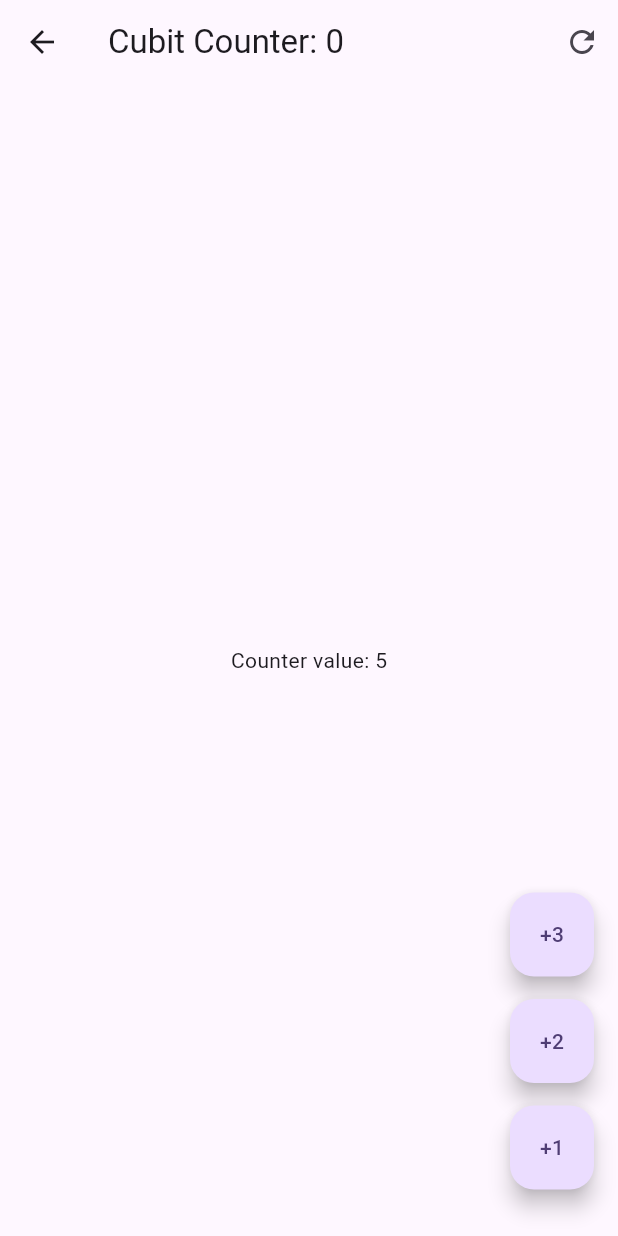
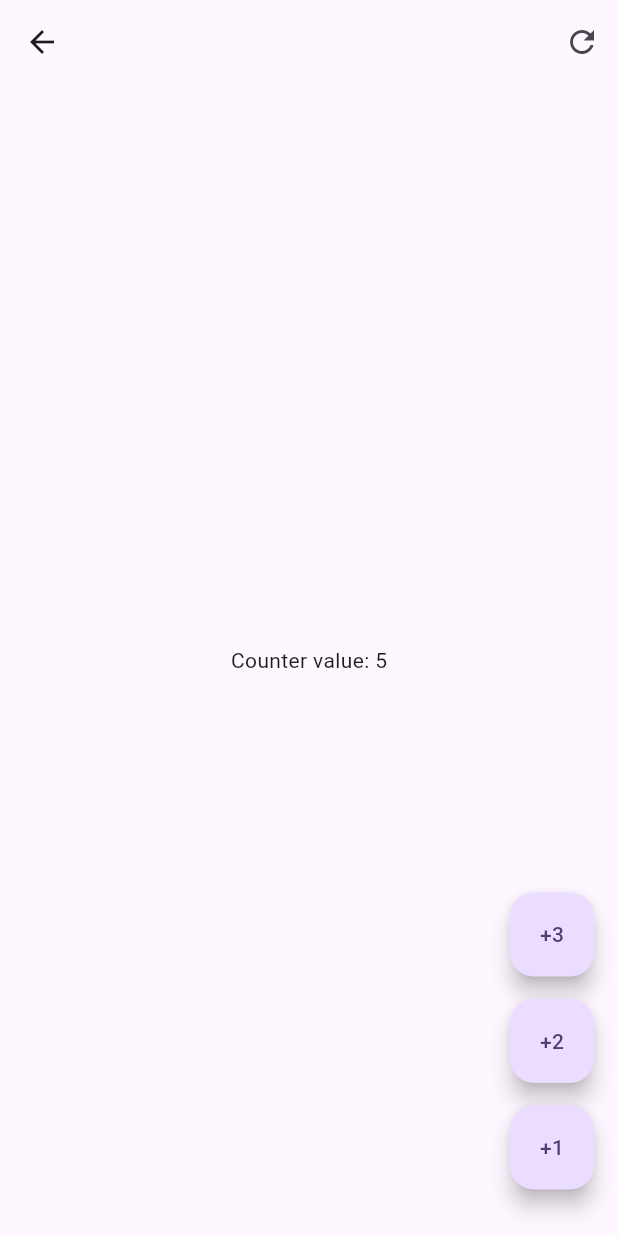
Before and after one commit to Williamparededl1/forms_app, a Flutter app: the _CubitCounterView screen opened directly, on a phone screen of 412 x 824 dp. Run offline on Flutter 3.47's test engine with Material 3 defaults, Android fonts, the phone set to English and light mode, and no system bars; our stand-ins replace flutter_bloc, go_router.

```diff
--- a/lib/presentation/screens/cubit_counter_screen.dart
+++ b/lib/presentation/screens/cubit_counter_screen.dart
@@ -19,10 +19,10 @@ class _CubitCounterView extends StatelessWidget {
 
   @override
   Widget build(BuildContext context) {
-    final counterState = context.watch<CounterCubit>().state;
+    // final counterState = context.watch<CounterCubit>().state;
     return Scaffold(
       appBar: AppBar(
-        title: Text('Cubit Counter: ${counterState.transactionCount}'),
+        // title: Text('Cubit Counter: ${counterState.transactionCount}'),
         actions: [
           IconButton(
               onPressed: () {
@@ -33,7 +33,7 @@ class _CubitCounterView extends StatelessWidget {
       ),
       body: Center(
         child: BlocBuilder<CounterCubit, CounterState>(
-          buildWhen: (previous, current) => current.counter != previous.counter,
+          // buildWhen: (previous, current) => current.counter != previous.counter,
           builder: (context, state) {
             return Text('Counter value: ${state.counter}');
           },
--- a/pubspec.yaml
+++ b/pubspec.yaml
@@ -7,6 +7,7 @@ environment:
   sdk: '>=3.4.3 <4.0.0'
 
 dependencies:
+  equatable: ^2.0.5
   flutter:
     sdk: flutter
   flutter_bloc: ^8.1.6
```
Also changed, not shown: pubspec.lock.
